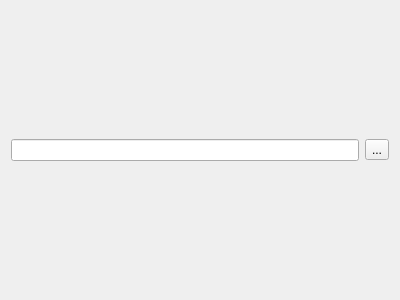
Above: rqt_ui_loader/src/rqt_ui_loader/ui_loader_widget.ui from Rescube/rqt_common_plugins before the change. Below: the same form after it.
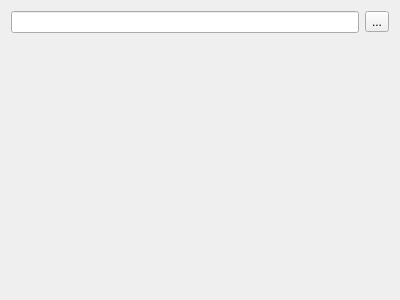
That is the form after the change.

Commit message: Added demo ui file Publishing subscribing works for Int32 for QSliders and QDials.

Diff of the .ui file:
```diff
--- a/rqt_ui_loader/src/rqt_ui_loader/ui_loader_widget.ui
+++ b/rqt_ui_loader/src/rqt_ui_loader/ui_loader_widget.ui
@@ -25,7 +25,21 @@
     </widget>
    </item>
    <item row="1" column="0" colspan="2">
-    <layout class="QGridLayout" name="gridLayout"/>
+    <layout class="QGridLayout" name="gridLayoutMain">
+     <item row="0" column="0">
+      <spacer name="verticalSpacerMain">
+       <property name="orientation">
+        <enum>Qt::Vertical</enum>
+       </property>
+       <property name="sizeHint" stdset="0">
+        <size>
+         <width>20</width>
+         <height>40</height>
+        </size>
+       </property>
+      </spacer>
+     </item>
+    </layout>
    </item>
   </layout>
  </widget>
```
Left out of the diff: 2 changed lines with no effect on the pictures. The commit also changes 2 other files.
